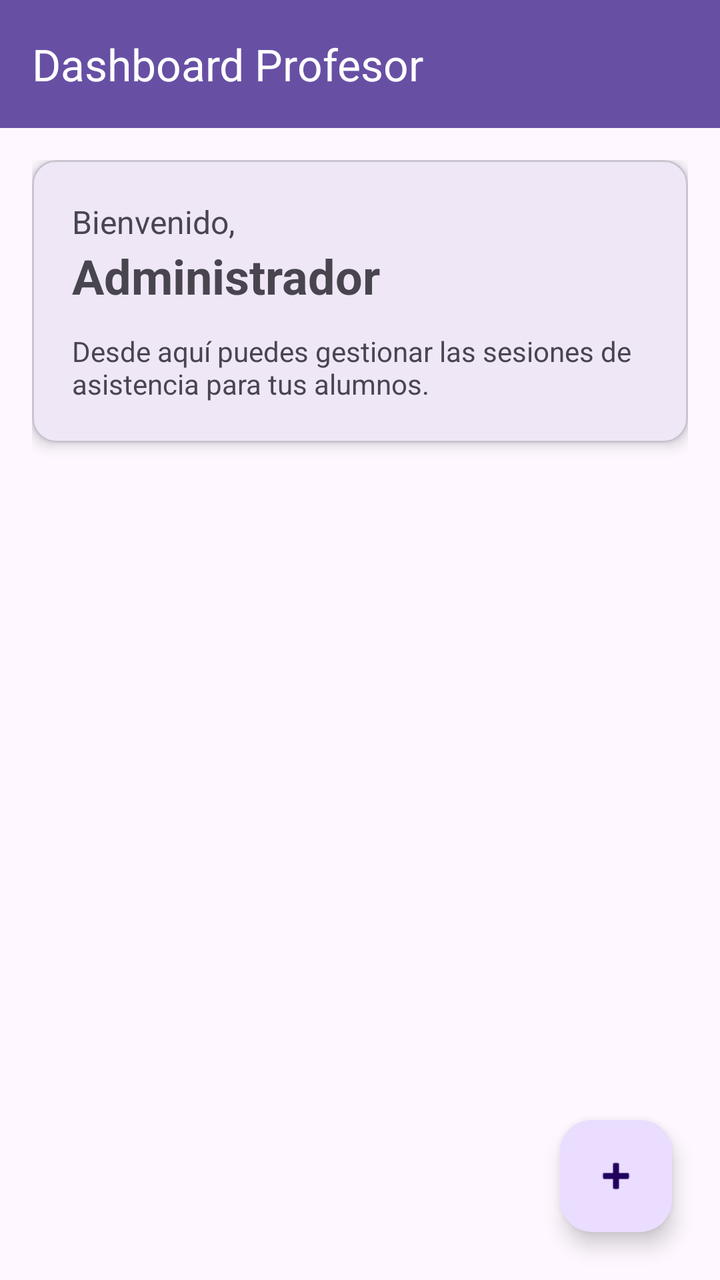
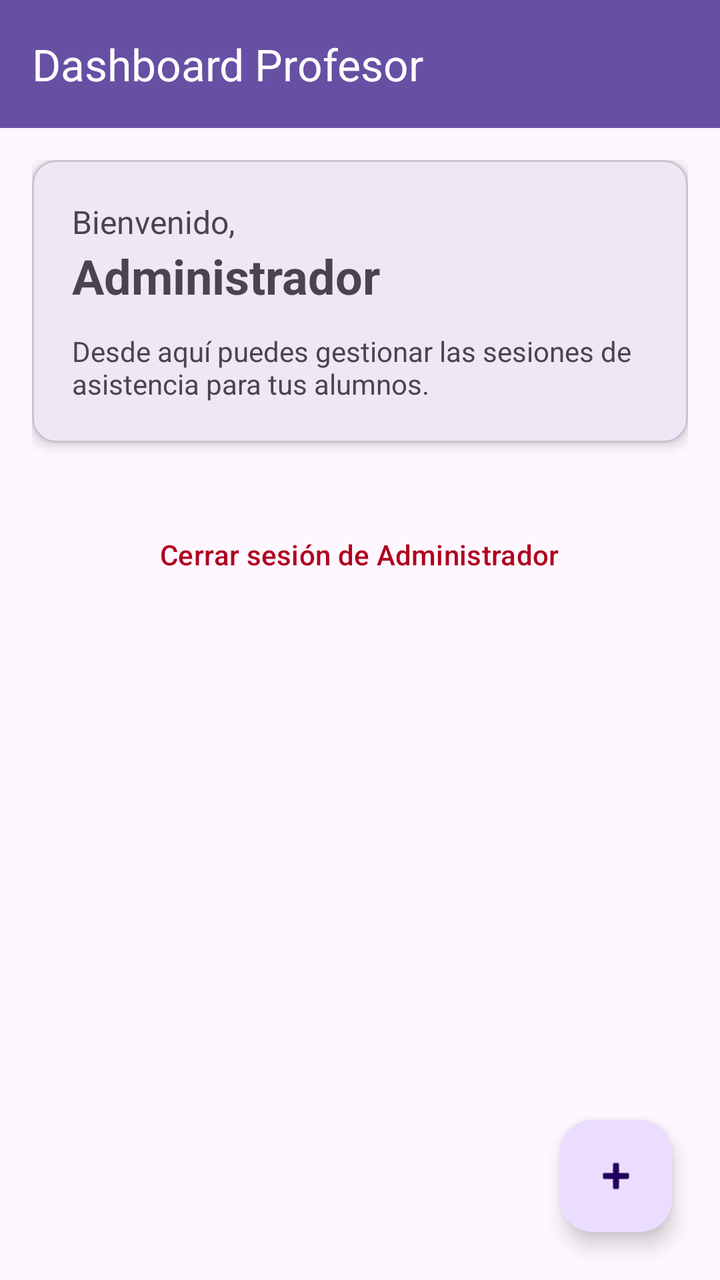

An Android layout rendered at two revisions. The XML below is the earlier revision; the diff shows what the commit changed to produce the second picture.
<!-- AndroidManifest.xml: application theme Theme.AppProfesor -->
<!-- res/layout/fragment_main.xml -->
<?xml version="1.0" encoding="utf-8"?>
<androidx.coordinatorlayout.widget.CoordinatorLayout xmlns:android="http://schemas.android.com/apk/res/android"
    xmlns:app="http://schemas.android.com/apk/res-auto"
    android:layout_width="match_parent"
    android:layout_height="match_parent">

    <com.google.android.material.appbar.AppBarLayout
        android:layout_width="match_parent"
        android:layout_height="wrap_content">

        <com.google.android.material.appbar.MaterialToolbar
            android:id="@+id/toolbar"
            android:layout_width="match_parent"
            android:layout_height="?attr/actionBarSize"
            app:title="Dashboard Profesor"
            app:titleTextColor="?attr/colorOnPrimary"
            android:background="?attr/colorPrimary" />

    </com.google.android.material.appbar.AppBarLayout>

    <androidx.core.widget.NestedScrollView
        android:layout_width="match_parent"
        android:layout_height="match_parent"
        app:layout_behavior="@string/appbar_scrolling_view_behavior">

        <LinearLayout
            android:layout_width="match_parent"
            android:layout_height="wrap_content"
            android:orientation="vertical"
            android:padding="16dp">

            <com.google.android.material.card.MaterialCardView
                android:layout_width="match_parent"
                android:layout_height="wrap_content"
                android:layout_marginBottom="16dp"
                app:cardElevation="4dp"
                app:cardCornerRadius="12dp">

                <LinearLayout
                    android:layout_width="match_parent"
                    android:layout_height="wrap_content"
                    android:orientation="vertical"
                    android:padding="20dp">

                    <TextView
                        android:layout_width="wrap_content"
                        android:layout_height="wrap_content"
                        android:text="Bienvenido,"
                        android:textSize="16sp" />

                    <TextView
                        android:layout_width="wrap_content"
                        android:layout_height="wrap_content"
                        android:text="Administrador"
                        android:textSize="24sp"
                        android:textStyle="bold"
                        android:layout_marginBottom="12dp" />
                    
                    <TextView
                        android:layout_width="wrap_content"
                        android:layout_height="wrap_content"
                        android:text="Desde aquí puedes gestionar las sesiones de asistencia para tus alumnos."
                        android:textSize="14sp" />
                </LinearLayout>
            </com.google.android.material.card.MaterialCardView>

        </LinearLayout>
    </androidx.core.widget.NestedScrollView>

    <com.google.android.material.floatingactionbutton.FloatingActionButton
        android:id="@+id/fabNewSession"
        android:layout_width="wrap_content"
        android:layout_height="wrap_content"
        android:layout_gravity="bottom|end"
        android:layout_margin="24dp"
        android:contentDescription="Nueva Sesión"
        app:srcCompat="@android:drawable/ic_input_add" />

</androidx.coordinatorlayout.widget.CoordinatorLayout>
<!-- resources referenced by this layout -->
<resources>
  <style name="Theme.AppProfesor" parent="Base.Theme.AppProfesor" />
  <style name="Base.Theme.AppProfesor" parent="Theme.Material3.DayNight.NoActionBar">
          
          
      </style>
</resources>

<!-- the commit's change to res/layout/fragment_main.xml (unified diff, before → after) -->
@@ -64,6 +64,16 @@
                 </LinearLayout>
             </com.google.android.material.card.MaterialCardView>
 
+            <Button
+                android:id="@+id/btnLogout"
+                style="@style/Widget.Material3.Button.TextButton"
+                android:layout_width="wrap_content"
+                android:layout_height="wrap_content"
+                android:layout_gravity="center_horizontal"
+                android:layout_marginTop="16dp"
+                android:text="Cerrar sesión de Administrador"
+                android:textColor="@color/design_default_color_error" />
+
         </LinearLayout>
     </androidx.core.widget.NestedScrollView>
 
